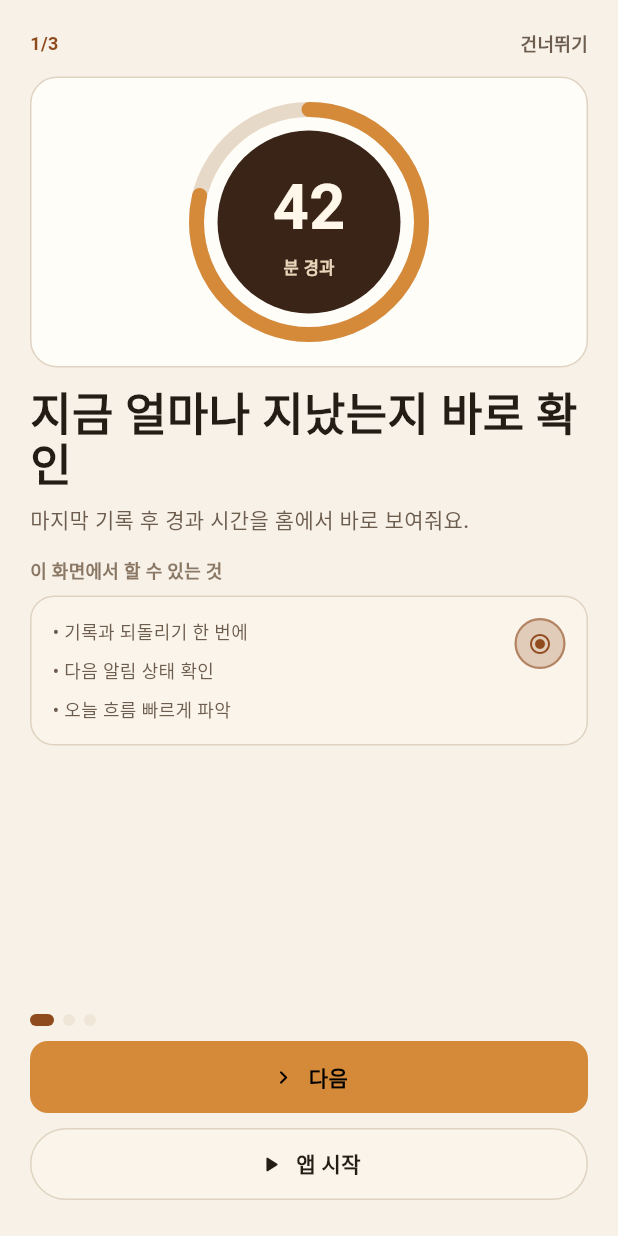
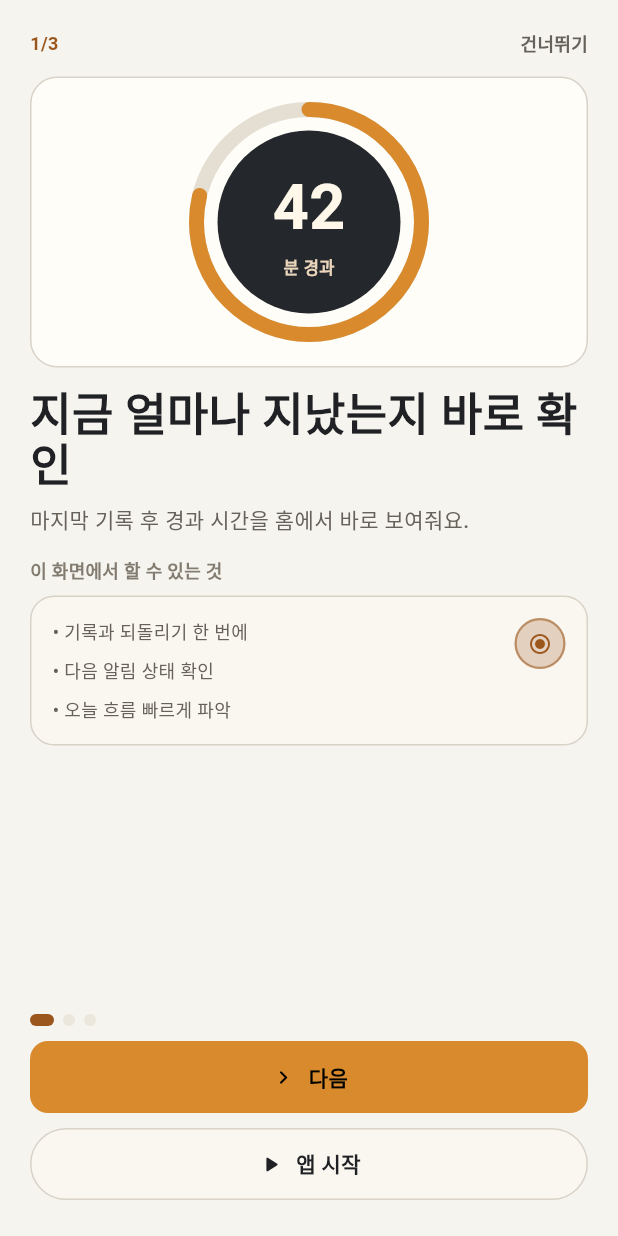
Before and after one commit to Forevernewvie/smoketimer, a Flutter app: the screen it shows after launch, on a phone screen of 412 x 824 dp. Run offline on Flutter 3.47's test engine with Material 3 defaults, Android fonts, the phone set to English and light mode, and no system bars; our stand-ins replace flutter_local_notifications, flutter_riverpod, flutter_timezone, google_mobile_ads, shared_preferences, timezone; missing offline and left inert: home_widget; Roboto replaces fonts that are missing (Sora).

Commit message:
Refine the timer tone toward graphite and amber
Constraint: User preferred the emulator-applied Graphite + Amber direction for store-readiness.
Rejected: Brown-heavy warm palette | It read too tobacco-adjacent and less modern in the emulator review.
Confidence: high
Scope-risk: moderate
Directive: Keep graphite as the neutral anchor and reserve amber for timer/CTA emphasis unless a future visual QA pass rejects it.
Tested: git diff --check; flutter analyze; flutter test (106 passing); Android emulator smoke view at /tmp/smoketimer_graphite_amber_current.png.
Not-tested: Physical iOS device and store review visual feedback.
Co-authored-by: OmX <omx@oh-my-codex.dev>

```diff
--- a/lib/main.dart
+++ b/lib/main.dart
@@ -87,7 +87,7 @@ class SmokeTimerApp extends ConsumerWidget {
           primary: SmokeUiPalette.accent,
           secondary: SmokeUiPalette.mint,
           tertiary: SmokeUiPalette.info,
-          surface: Color(0xFF211912),
+          surface: Color(0xFF191C1F),
         ),
       ),
       home: const RootStageScreen(),
--- a/lib/screens/step0_smoker_timer_screen_heroes.dart
+++ b/lib/screens/step0_smoker_timer_screen_heroes.dart
@@ -12,8 +12,8 @@ class _RingHero extends StatelessWidget {
   Widget build(BuildContext context) {
     final ui = SmokeUiTheme.of(context);
     final centerFill = Theme.of(context).brightness == Brightness.dark
-        ? const Color(0xFF4A2D1A)
-        : const Color(0xFF3A2417);
+        ? const Color(0xFF1F2327)
+        : const Color(0xFF24272B);
     return SurfaceCard(
       padding: const EdgeInsets.all(16),
       strokeColor: ui.border,
--- a/lib/screens/step1_screen_home.dart
+++ b/lib/screens/step1_screen_home.dart
@@ -68,8 +68,8 @@ class _HomeCard extends StatelessWidget {
   @override
   Widget build(BuildContext context) {
     final ringCenterFill = Theme.of(context).brightness == Brightness.dark
-        ? const Color(0xFF4A2D1A)
-        : const Color(0xFF3A2417);
+        ? const Color(0xFF1F2327)
+        : const Color(0xFF24272B);
     final textScale = MediaQuery.textScalerOf(context).scale(1);
     final intervalPresentation = HomeStatusPresenter.buildIntervalStatus(
       HomeIntervalStatusInput(
--- a/lib/widgets/pen_design_widgets.dart
+++ b/lib/widgets/pen_design_widgets.dart
@@ -5,29 +5,29 @@ import 'package:flutter/material.dart';
 class SmokeUiPalette {
   const SmokeUiPalette._();
 
-  static const background = Color(0xFFF7F1E8);
-  static const backgroundElevated = Color(0xFFF0E6D8);
+  static const background = Color(0xFFF6F4EF);
+  static const backgroundElevated = Color(0xFFECE8DF);
   static const surface = Color(0xFFFFFDF8);
-  static const surfaceBorder = Color(0xFFE0D3C1);
-  static const textPrimary = Color(0xFF251C15);
-  static const textSecondary = Color(0xFF6D5D4E);
-  static const accent = Color(0xFFD58A3A);
-  static const accentDark = Color(0xFF8F4B1E);
-  static const accentSoft = Color(0xFFF8E6CF);
-  static const accentBorder = Color(0xFFE6BA85);
-  static const mint = Color(0xFF3F7D5D);
-  static const mintSoft = Color(0xFFE5F0E8);
-  static const mintBorder = Color(0xFFA6C8B2);
-  static const info = Color(0xFF547083);
-  static const infoSoft = Color(0xFFE7EEF2);
-  static const infoBorder = Color(0xFFB8CBD5);
-  static const warning = Color(0xFF9B5B1F);
-  static const warningSoft = Color(0xFFF5E1C8);
-  static const warningBorder = Color(0xFFD9B177);
-  static const risk = Color(0xFFB94A43);
-  static const riskSoft = Color(0xFFF6DEDA);
-  static const riskBorder = Color(0xFFDFA49E);
-  static const neutralSoft = Color(0xFFEFE6D8);
+  static const surfaceBorder = Color(0xFFD8D2C7);
+  static const textPrimary = Color(0xFF202124);
+  static const textSecondary = Color(0xFF66625A);
+  static const accent = Color(0xFFD88A2D);
+  static const accentDark = Color(0xFF9A561C);
+  static const accentSoft = Color(0xFFF6E3CA);
+  static const accentBorder = Color(0xFFE4B67B);
+  static const mint = Color(0xFF4F7F65);
+  static const mintSoft = Color(0xFFE7F0E9);
+  static const mintBorder = Color(0xFFB5CFBE);
+  static const info = Color(0xFF5D7280);
+  static const infoSoft = Color(0xFFE9EEF1);
+  static const infoBorder = Color(0xFFBBC8D0);
+  static const warning = Color(0xFFA2621D);
+  static const warningSoft = Color(0xFFF3E0C6);
+  static const warningBorder = Color(0xFFD9B37A);
+  static const risk = Color(0xFFB85A50);
+  static const riskSoft = Color(0xFFF4DEDB);
+  static const riskBorder = Color(0xFFD9A6A0);
+  static const neutralSoft = Color(0xFFECE7DD);
 }
 
 class SmokeUiSpacing {
@@ -80,29 +80,29 @@ class SmokeUiTheme {
   static const SmokeUiTheme light = SmokeUiTheme._(
     background: SmokeUiPalette.background,
     surface: SmokeUiPalette.surface,
-    surfaceAlt: Color(0xFFFBF4EA),
+    surfaceAlt: Color(0xFFFAF7F1),
     border: SmokeUiPalette.surfaceBorder,
     textPrimary: SmokeUiPalette.textPrimary,
     textSecondary: SmokeUiPalette.textSecondary,
-    textMuted: Color(0xFF8A7864),
+    textMuted: Color(0xFF827B70),
     neutralSoft: SmokeUiPalette.neutralSoft,
     criticalSoft: SmokeUiPalette.riskSoft,
     criticalBorder: SmokeUiPalette.riskBorder,
-    ringTrack: Color(0xFFE7D9C7),
+    ringTrack: Color(0xFFE4DED3),
   );
 
   static const SmokeUiTheme dark = SmokeUiTheme._(
-    background: Color(0xFF15100C),
-    surface: Color(0xFF211912),
-    surfaceAlt: Color(0xFF2A2119),
-    border: Color(0xFF463728),
-    textPrimary: Color(0xFFF8EFE3),
-    textSecondary: Color(0xFFCDBEA8),
-    textMuted: Color(0xFFA99379),
-    neutralSoft: Color(0xFF352A20),
-    criticalSoft: Color(0xFF3A201C),
-    criticalBorder: Color(0xFF884A40),
-    ringTrack: Color(0xFF3B2D21),
+    background: Color(0xFF101214),
+    surface: Color(0xFF191C1F),
+    surfaceAlt: Color(0xFF202428),
+    border: Color(0xFF363C42),
+    textPrimary: Color(0xFFF4F1EC),
+    textSecondary: Color(0xFFC6C0B8),
+    textMuted: Color(0xFF99928A),
+    neutralSoft: Color(0xFF2A2E33),
+    criticalSoft: Color(0xFF3A211F),
+    criticalBorder: Color(0xFF884D47),
+    ringTrack: Color(0xFF30343A),
   );
 
   static SmokeUiTheme of(BuildContext context) {
--- a/pubspec.yaml
+++ b/pubspec.yaml
@@ -61,7 +61,7 @@ flutter_launcher_icons:
   android: true
   ios: true
   image_path: assets/icon/app_icon.png
-  adaptive_icon_background: "#3A2417"
+  adaptive_icon_background: "#24272B"
   adaptive_icon_foreground: assets/icon/app_icon_foreground.png
   remove_alpha_ios: true
 
```
Also changed, not shown: assets/icon/app_icon.png, assets/icon/app_icon_foreground.png, 35 other files.
